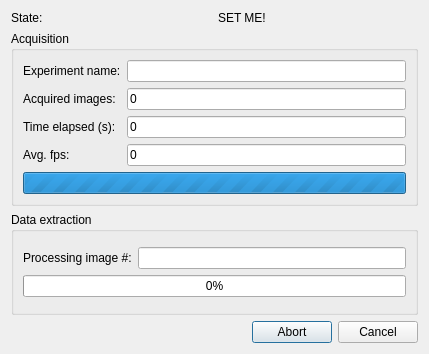
mortbopet/RTOC, file src/CellSorter/gui/experimentrunner.ui: the form before one commit.
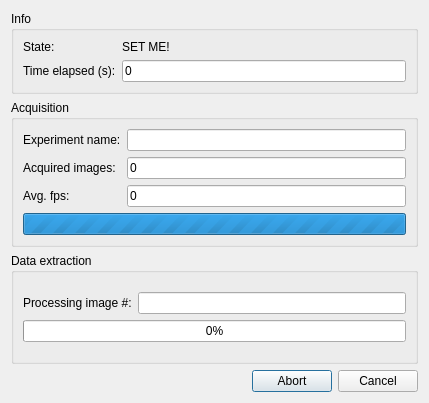
The form after the commit.

Commit message: Create a seperate "General information" groupbox in ExperimentRunner

The edit to the form file:
```diff
--- a/src/CellSorter/gui/experimentrunner.ui
+++ b/src/CellSorter/gui/experimentrunner.ui
@@ -7,7 +7,7 @@
     <x>0</x>
     <y>0</y>
     <width>429</width>
-    <height>354</height>
+    <height>403</height>
    </rect>
   </property>
   <property name="windowTitle">
@@ -15,24 +15,53 @@
   </property>
   <layout class="QGridLayout" name="gridLayout">
    <item row="0" column="0">
-    <layout class="QVBoxLayout" name="verticalLayout" stretch="0,1,1,0,0">
+    <layout class="QVBoxLayout" name="verticalLayout" stretch="0,0,1,1,0,0">
      <item>
-      <layout class="QHBoxLayout" name="horizontalLayout">
-       <item>
-        <widget class="QLabel" name="label_6">
-         <property name="text">
-          <string>State:</string>
-         </property>
-        </widget>
-       </item>
-       <item>
-        <widget class="QLabel" name="infoLabel">
-         <property name="text">
-          <string>SET ME!</string>
-         </property>
-        </widget>
-       </item>
-      </layout>
+      <widget class="QGroupBox" name="groupBox">
+       <property name="title">
+        <string>Info</string>
+       </property>
+       <layout class="QGridLayout" name="gridLayout_6">
+        <item row="0" column="0">
+         <layout class="QGridLayout" name="gridLayout_5">
+          <item row="0" column="1">
+           <widget class="QLabel" name="infoLabel">
+            <property name="text">
+             <string>SET ME!</string>
+            </property>
+           </widget>
+          </item>
+          <item row="0" column="0">
+           <widget class="QLabel" name="label_6">
+            <property name="text">
+             <string>State:</string>
+            </property>
+           </widget>
+          </item>
+          <item row="1" column="0">
+           <widget class="QLabel" name="label_4">
+            <property name="text">
+             <string>Time elapsed (s):</string>
+            </property>
+           </widget>
+          </item>
+          <item row="1" column="1">
+           <widget class="QLineEdit" name="elapsed">
+            <property name="text">
+             <string>0</string>
+            </property>
+            <property name="readOnly">
+             <bool>true</bool>
+            </property>
+           </widget>
+          </item>
+         </layout>
+        </item>
+       </layout>
+      </widget>
+     </item>
+     <item>
+      <layout class="QHBoxLayout" name="horizontalLayout"/>
      </item>
      <item>
       <widget class="QGroupBox" name="acq">
@@ -44,13 +73,6 @@
          <layout class="QVBoxLayout" name="verticalLayout_2">
           <item>
            <layout class="QGridLayout" name="gridLayout_3">
-            <item row="2" column="0">
-             <widget class="QLabel" name="label_4">
-              <property name="text">
-               <string>Time elapsed (s):</string>
-              </property>
-             </widget>
-            </item>
             <item row="1" column="1">
              <widget class="QLineEdit" name="acqCount">
               <property name="text">
@@ -68,16 +90,6 @@
               </property>
              </widget>
             </item>
-            <item row="2" column="1">
-             <widget class="QLineEdit" name="elapsed">
-              <property name="text">
-               <string>0</string>
-              </property>
-              <property name="readOnly">
-               <bool>true</bool>
-              </property>
-             </widget>
-            </item>
             <item row="0" column="1">
              <widget class="QLineEdit" name="experimentName">
               <property name="readOnly">
```
The commit also changes 1 other file.
